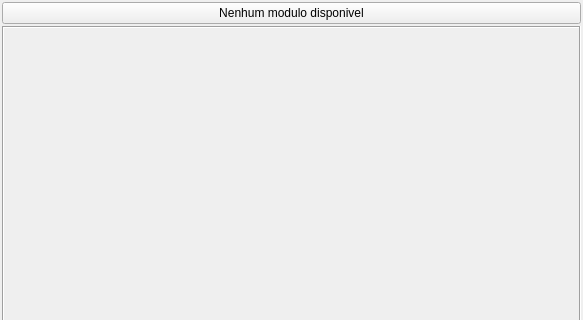
The window that mainwindow.ui (ruisebastiao/KPPQtAutomation) describes before a commit, drawn with Qt 5; both pictures show x 0 to 583 and y 0 to 320 of the 583 by 483 pixel window.
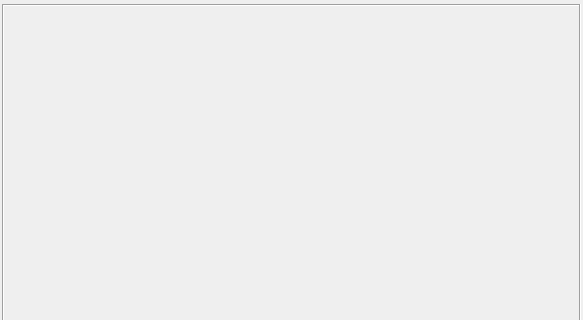
The same window after the commit. Custom widgets are drawn as their Qt base class.

```diff
--- a/mainwindow.ui
+++ b/mainwindow.ui
@@ -40,14 +40,23 @@
      <layout class="QVBoxLayout" name="actionlayout"/>
     </item>
     <item>
-     <widget class="QPushButton" name="__bt_selectedmodule_">
-      <property name="enabled">
-       <bool>true</bool>
+     <layout class="QHBoxLayout" name="__modules_tab">
+      <property name="spacing">
+       <number>2</number>
       </property>
-      <property name="text">
-       <string>Nenhum modulo disponivel</string>
+      <property name="leftMargin">
+       <number>1</number>
       </property>
-     </widget>
+      <property name="topMargin">
+       <number>1</number>
+      </property>
+      <property name="rightMargin">
+       <number>1</number>
+      </property>
+      <property name="bottomMargin">
+       <number>1</number>
+      </property>
+     </layout>
     </item>
     <item>
      <widget class="QFrame" name="modulecontainer">
@@ -71,17 +80,11 @@
         <number>1</number>
        </property>
        <item>
-        <spacer name="verticalSpacer">
-         <property name="orientation">
-          <enum>Qt::Vertical</enum>
+        <widget class="SlidingStackedWidget" name="modules_stack">
+         <property name="frameShape">
+          <enum>QFrame::NoFrame</enum>
          </property>
-         <property name="sizeHint" stdset="0">
-          <size>
-           <width>20</width>
-           <height>40</height>
-          </size>
-         </property>
-        </spacer>
+        </widget>
        </item>
       </layout>
      </widget>
@@ -152,6 +155,14 @@
   </widget>
  </widget>
  <layoutdefault spacing="6" margin="11"/>
+ <customwidgets>
+  <customwidget>
+   <class>SlidingStackedWidget</class>
+   <extends>QStackedWidget</extends>
+   <header location="global">slidingstackedwidget.h</header>
+   <container>1</container>
+  </customwidget>
+ </customwidgets>
  <resources/>
  <connections/>
 </ui>
```
Left out of the diff: 2 changed lines with no effect on the pictures.
